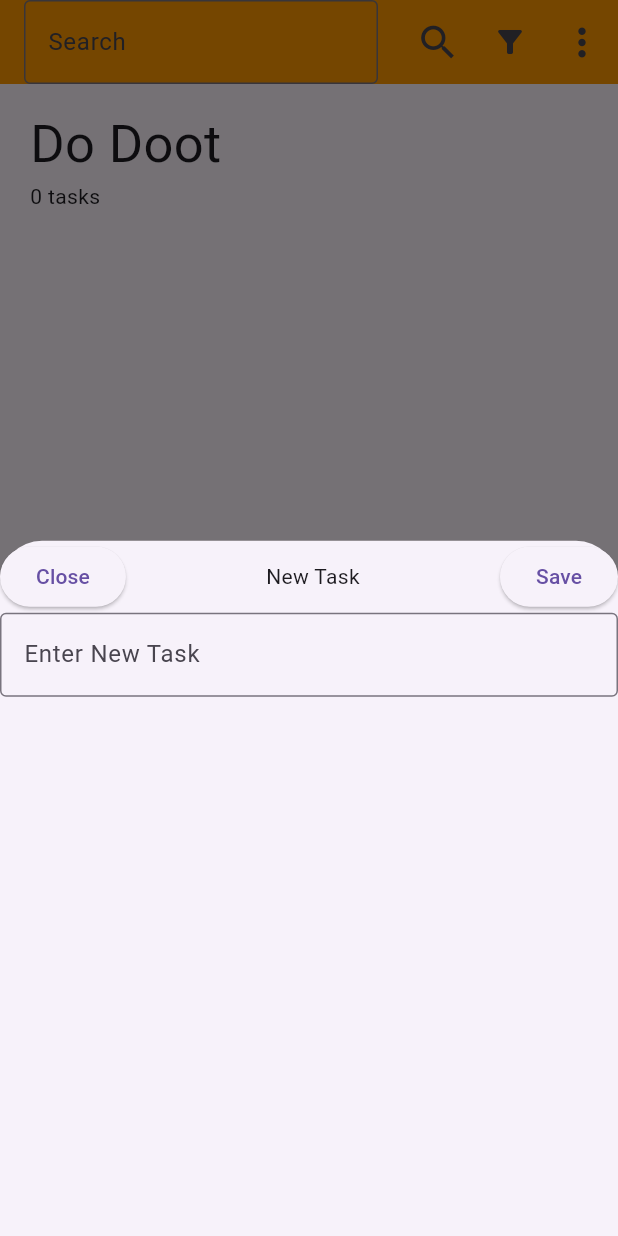
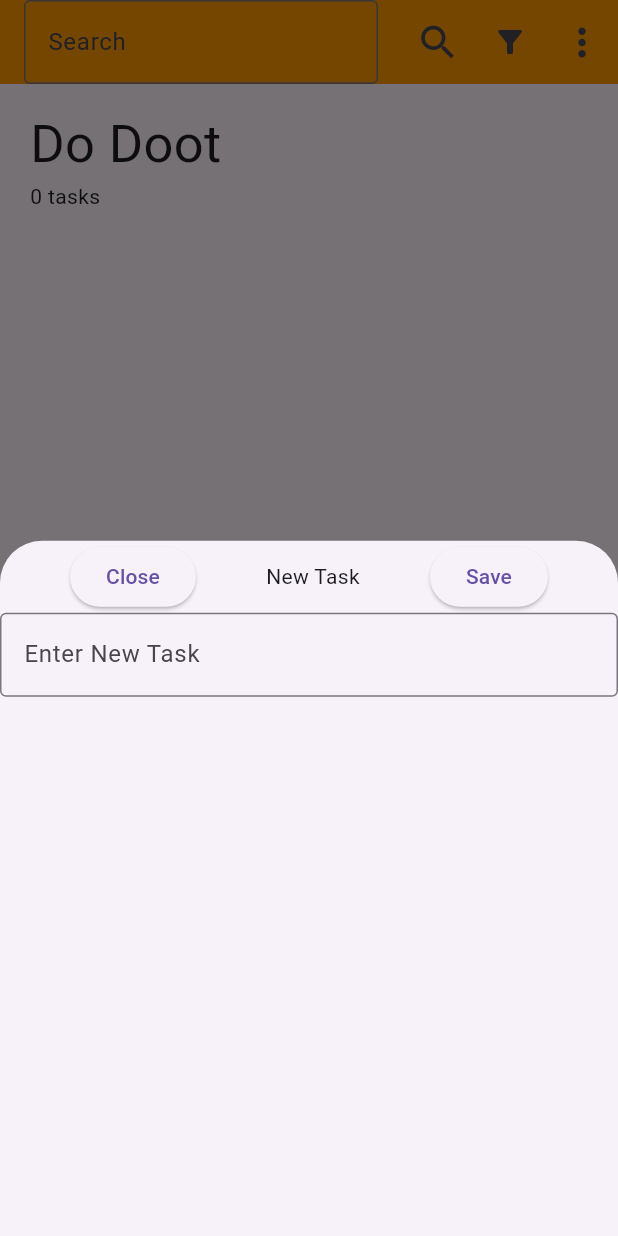
Before and after one commit to va-nathanshy/va-nathan-shy-flutter, a Flutter app: the screen it shows after launch, after a tap on the "add" icon, on a phone screen of 412 x 824 dp. Run offline on Flutter 3.47's test engine with Material 3 defaults, Android fonts, the light colour scheme and no system bars.

Commit message:
floating action button

```diff
--- a/do_doot_app/lib/database/category_db.dart
+++ b/do_doot_app/lib/database/category_db.dart
@@ -42,6 +42,7 @@ class CategoryDb {
 
   void generateSampleData() {
     List<Map<String, dynamic>> sampleData = [
+      CategoryModel(id: 0, categoryName: 'All').toMap(),
       CategoryModel(id: 1, categoryName: 'Work').toMap(),
       CategoryModel(id: 2, categoryName: 'Hobbies').toMap(),
       CategoryModel(id: 3, categoryName: 'Housework').toMap(),
--- a/do_doot_app/lib/models/task_model.dart
+++ b/do_doot_app/lib/models/task_model.dart
@@ -4,71 +4,25 @@ class TaskModel {
   final String id;
   final String task;
   final int categoryId;
+  final DateTime createdOn;
   final bool isActive;
 
   TaskModel({
     required this.id,
     required this.task,
     required this.categoryId,
+    DateTime? createdOn,
     this.isActive = true,
-  });
+  }) : createdOn = createdOn ?? DateTime.now();
 
   TaskModel.fromMap(Map<String, dynamic> data)
       : id = data['id'] ?? '',
         task = data['task'] ?? '',
         categoryId = data['categoryId'] ?? 0,
+        createdOn = data['createdOn'] != null ? DateTime.parse(data['createdOn']) : DateTime.now(),
         isActive = data['isActive'] ?? true;
 
-  Map<String, dynamic> toMap() => {
-        'id': id,
-        'task': task,
-        'categoryId': categoryId,
-        'isActive': isActive
-      };
+  Map<String, dynamic> toMap() =>
+      {'id': id, 'task': task, 'categoryId': categoryId, 'createdOn':createdOn.toString(),'isActive': isActive};
 
-  static List<TaskModel> setTasks() {
-    List<TaskModel> taskList = [];
-
-    taskList.add(
-      TaskModel(
-        id: '01',
-        categoryId: 1,
-        task: 'Complete wretched Homework',
-      ),
-    );
-
-    taskList.add(
-      TaskModel(
-        id: '02',
-        categoryId: 2,
-        task: 'Review that damn rat',
-      ),
-    );
-
-    taskList.add(
-      TaskModel(
-        id: '02',
-        categoryId: 2,
-        task: 'Solve that pesky ticket',
-      ),
-    );
-
-    taskList.add(
-      TaskModel(
-        id: '03',
-        categoryId: 3,
-        task: 'Rethink my life decisions',
-      ),
-    );
-
-    taskList.add(
-      TaskModel(
-        id: '05',
-        categoryId: 2,
-        task: 'Wallow in self pity ;(',
-      ),
-    );
-
-    return taskList;
-  }
 }
--- a/do_doot_app/lib/screens/home.dart
+++ b/do_doot_app/lib/screens/home.dart
@@ -1,12 +1,12 @@
 import 'package:do_doot_app/database/category_db.dart';
 import 'package:do_doot_app/database/task_db.dart';
+import 'package:do_doot_app/widgets/add_task_floating_action_button.dart';
 import 'package:flutter/material.dart';
 // Models
 import 'package:do_doot_app/models/task_model.dart';
 import 'package:do_doot_app/models/category_model.dart';
 // Widgets
 import 'package:do_doot_app/widgets/task_item.dart';
-
 //DB
 import 'package:do_doot_app/repositories/task_repository_local.dart';
 import 'package:do_doot_app/repositories/category_repository_local.dart';
@@ -40,7 +40,6 @@ class _HomePageState extends State<HomePage> {
   void _getInitialInfo() {
     _loadTasks();
     _loadCategories();
-    searchTaskList = TaskModel.setTasks();
   }
 
   void _loadTasks() async {
@@ -54,6 +53,9 @@ class _HomePageState extends State<HomePage> {
   void _loadCategories() async {
     List<CategoryModel> categoryList =
         await _categoryRepository.getAllCategories();
+    setState(() {
+      _categoryList = categoryList;
+    });
   }
 
   @override
@@ -61,14 +63,14 @@ class _HomePageState extends State<HomePage> {
     return Scaffold(
       appBar: appBar(),
       body: Container(
-        padding: EdgeInsets.symmetric(
+        padding: const EdgeInsets.symmetric(
           horizontal: 20,
           vertical: 15,
         ),
         child: ListView(
           children: [
             Container(
-              margin: EdgeInsets.only(
+              margin: const EdgeInsets.only(
                 bottom: 20,
               ),
               child: _title(),
@@ -78,18 +80,21 @@ class _HomePageState extends State<HomePage> {
           ],
         ),
       ),
-      floatingActionButton: _floatingActionButton(context),
+      floatingActionButton: AddTaskFloatingActionButton(),
     );
   }
 
   AppBar appBar() {
     return AppBar(
       backgroundColor: Colors.orange,
-      title: TextField(
-        onChanged: (value) => _runFilter(value),
-        decoration: InputDecoration(
-          border: OutlineInputBorder(),
-          hintText: 'Search',
+      title: Visibility(
+        visible: true,
+        child: TextField(
+          onChanged: (value) => _runFilter(value),
+          decoration: const InputDecoration(
+            border: OutlineInputBorder(),
+            hintText: 'Search',
+          ),
         ),
       ),
       actions: [
@@ -124,16 +129,13 @@ class _HomePageState extends State<HomePage> {
     return PopupMenuButton(
       icon: Icon(Icons.filter_alt),
       itemBuilder: (BuildContext context) => <PopupMenuEntry>[
-        // const PopupMenuItem(
-        //   child: Text('Item1'),
-        // ),
-        // const PopupMenuItem(
-        //   child: Text('Item2'),
-        // ),
-        // const PopupMenuItem(
-        //   child: Text('Item3'),
-        // ),
-        //for (CategoryModel in _)
+        for (CategoryModel category in _categoryList)
+          PopupMenuItem(
+              onTap: () {
+                // call filter thing here
+                print('Tapped ${category.id}');
+              },
+              child: Text(category.categoryName))
       ],
     );
   }
@@ -171,54 +173,59 @@ class _HomePageState extends State<HomePage> {
     );
   }
 
-  FloatingActionButton _floatingActionButton(BuildContext context) {
-    return FloatingActionButton(
-      onPressed: () {
-        showModalBottomSheet(
-          context: context,
-          builder: (BuildContext context) {
-            return SizedBox(
-              child: Center(
-                child: Column(
-                  children: <Widget>[
-                    Row(
-                      mainAxisAlignment: MainAxisAlignment.spaceBetween,
-                      children: [
-                        ElevatedButton(
-                          onPressed: () {
-                            Navigator.pop(context);
-                          },
-                          child: const Text('Close'),
-                        ),
-                        const Text('New Task'),
-                        ElevatedButton(
-                          onPressed: () {
-                            _addTask(_taskController.text);
-                            Navigator.pop(context);
-                          },
-                          child: const Text('Save'),
-                        ),
-                      ],
-                    ),
-                    TextField(
-                      controller: _taskController,
-                      decoration: InputDecoration(
-                        border: OutlineInputBorder(),
-                        hintText: 'Enter New Task',
-                      ),
-                    ),
-                    //DROPDOWN MENU GOES HERE
-                  ],
-                ),
-              ),
-            );
-          },
-        );
-      },
-      tooltip: 'Add Task',
-      child: const Icon(Icons.add),
-    );
-  }
+  // FloatingActionButton _floatingActionButton(BuildContext context) {
+  //   return FloatingActionButton(
+  //     onPressed: () {
+  //       showModalBottomSheet(
+  //         context: context,
+  //         builder: (BuildContext context) {
+  //           return SizedBox(
+  //             child: Center(
+  //               child: Column(
+  //                 children: <Widget>[
+  //                   Row(
+  //                     mainAxisAlignment: MainAxisAlignment.spaceBetween,
+  //                     children: [
+  //                       ElevatedButton(
+  //                         onPressed: () {
+  //                           Navigator.pop(context);
+  //                         },
+  //                         child: const Text('Close'),
+  //                       ),
+  //                       const Text('New Task'),
+  //                       ElevatedButton(
+  //                         onPressed: () {
+  //                           _addTask(_taskController.text);
+  //                           Navigator.pop(context);
+  //                         },
+  //                         child: const Text('Save'),
+  //                       ),
+  //                     ],
+  //                   ),
+  //                   Row(
+  //                     children: [
+  //                       TextField(
+  //                         controller: _taskController,
+  //                         decoration: const InputDecoration(
+  //                           border: OutlineInputBorder(),
+  //                           hintText: 'Enter New Task',
+  //                         ),
+  //                       ),
+  //                     ],
+  //                   ),
+  //                   //DROPDOWN MENU GOES HERE
+  //                 ],
+  //               ),
+  //             ),
+  //           );
+  //         },
+  //       );
+  //     },
+  //     backgroundColor: Colors.orange,
+  //     tooltip: 'Add Task',
+  //     child: const Icon(Icons.add),
+  //   );
+  // }
 
   // Functions
   void _addTask(String taskToAdd) {
--- /dev/null
+++ b/do_doot_app/lib/widgets/add_task_floating_action_button.dart
@@ -0,0 +1,125 @@
+import 'package:flutter/material.dart';
+
+class AddTaskFloatingActionButton extends StatefulWidget {
+  const AddTaskFloatingActionButton({super.key});
+
+  @override
+  State<AddTaskFloatingActionButton> createState() =>
+      _AddTaskFloatingActionButtonState();
+}
+
+class _AddTaskFloatingActionButtonState
+    extends State<AddTaskFloatingActionButton> {
+  final _taskController = TextEditingController();
+
+  @override
+  void initState() {
+    // TODO: implement initState
+    super.initState();
+  }
+
+  @override
+  Widget build(BuildContext context) {
+    return FloatingActionButton(
+      onPressed: () {
+        showModalBottomSheet(
+          context: context,
+          builder: (BuildContext context) {
+            return SizedBox(
+              child: Center(
+                child: Column(
+                  children: [
+                    Row(
+                      mainAxisAlignment: MainAxisAlignment.spaceEvenly,
+                      children: [
+                        ElevatedButton(
+                          onPressed: () {
+                            print('Pressed cancel');
+                            Navigator.pop(context);
+                          },
+                          child: const Text('Close'),
+                        ),
+                        const Text('New Task'),
+                        ElevatedButton(
+                          onPressed: () {
+                            print('Pressed Save');
+                            Navigator.pop(context);
+                          },
+                          child: const Text('Save'),
+                        ),
+                    ],
+                    ),
+                    TextField(
+                      controller: _taskController,
+                        decoration: const InputDecoration(
+                          border: OutlineInputBorder(),
+                          hintText: 'Enter New Task',
+                      ),
+                    ),
+                  ],
+                ),
+              ),
+            );
+          },
+        );
+      },
+      backgroundColor: Colors.orange,
+      tooltip: 'Add Task',
+      child: const Icon(Icons.add),
+    );
+  }
+
+  void _addTask(String taskToAdd) {
+    setState(() {
+      // taskList.add(TaskModel(
+      //     id: DateTime.now().millisecondsSinceEpoch.toString(),
+      //     categoryId: 1,
+      //     task: taskToAdd));
+      // _runFilter('');
+    });
+    _taskController.clear();
+  }
+}
+
+
+//  builder: (BuildContext context) {
+//             return SizedBox(
+//               child: Center(
+//                 child: Column(
+//                   children: <Widget>[
+//                     Row(
+//                       mainAxisAlignment: MainAxisAlignment.spaceBetween,
+//                       children: [
+//                         ElevatedButton(
+//                           onPressed: () {
+//                             Navigator.pop(context);
+//                           },
+//                           child: const Text('Close'),
+//                         ),
+//                         const Text('New Task'),
+//                         ElevatedButton(
+//                           onPressed: () {
+//                             _addTask(_taskController.text);
+//                             Navigator.pop(context);
+//                           },
+//                           child: const Text('Save'),
+//                         ),
+//                       ],
+//                     ),
+//                     Row(
+//                       children: [
+//                         TextField(
+//                           controller: _taskController,
+//                           decoration: const InputDecoration(
+//                             border: OutlineInputBorder(),
+//                             hintText: 'Enter New Task',
+//                           ),
+//                         ),
+//                       ],
+//                     ),
+//                     //DROPDOWN MENU GOES HERE
+//                   ],
+//                 ),
+//               ),
+//             );
+//           },
```
